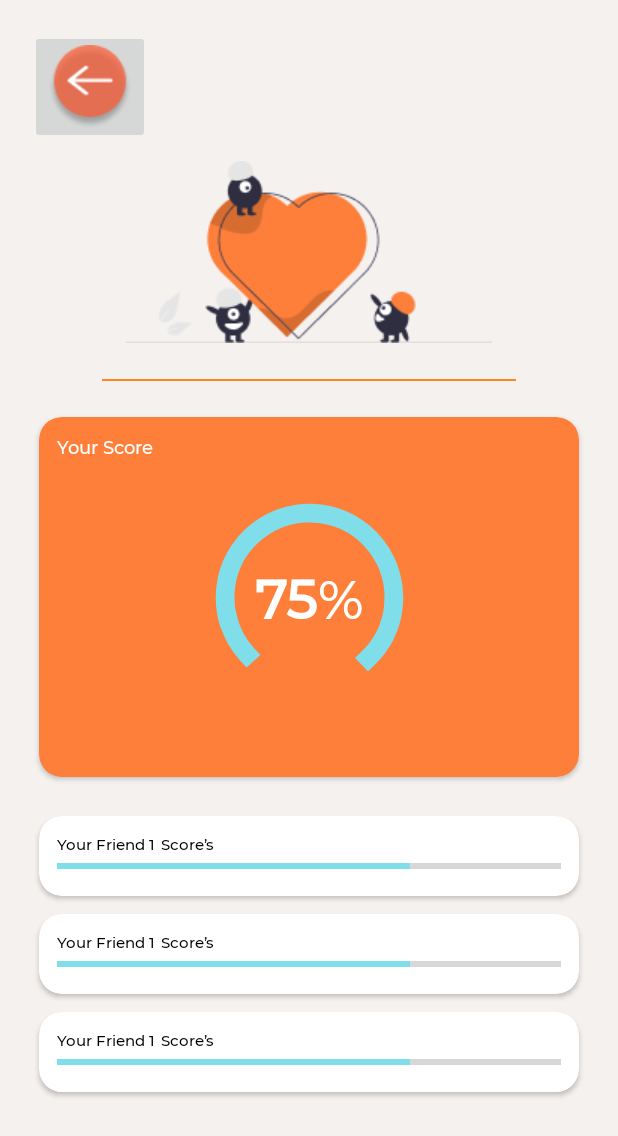
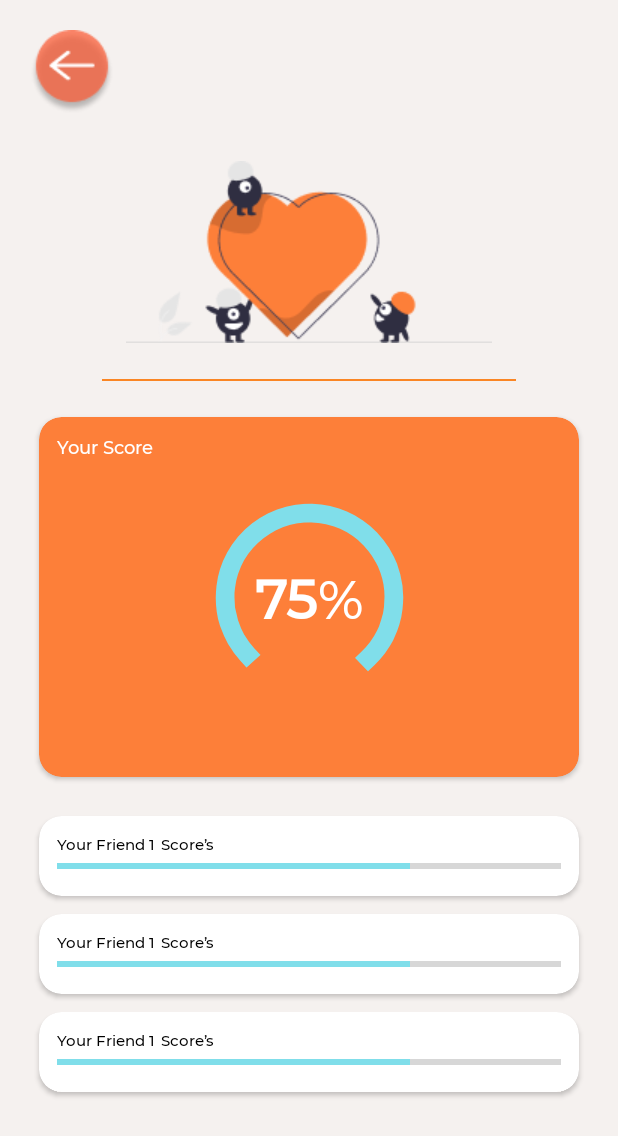
Before and after one commit to Bangkit-Capstone-Project-Team/Gamastik-Android, an Android app: the layout activity_quiz_score.xml on its own in the app's theme, with its tools: preview values and no code run, on a phone screen of 412 x 824 dp. Shown: the top 1136 px of the screen. Run offline under Robolectric (Android 15) with nearby library versions, the phone set to English and light mode, and no system bars; plain views replace CircularProgressBar.

Commit message:
revise layout for Quiz Score

```diff
--- a/app/src/main/res/layout/activity_quiz_score.xml
+++ b/app/src/main/res/layout/activity_quiz_score.xml
@@ -131,7 +131,7 @@
 
     </androidx.core.widget.NestedScrollView>
 
-    <ImageButton
+    <ImageView
         android:layout_width="wrap_content"
         android:layout_height="wrap_content"
         android:src="@drawable/icon_back"
```
